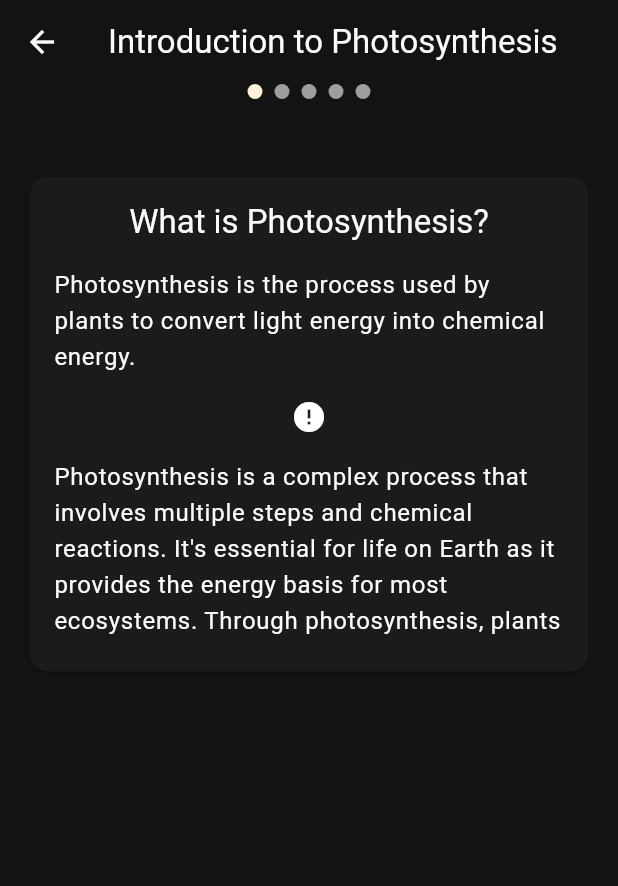
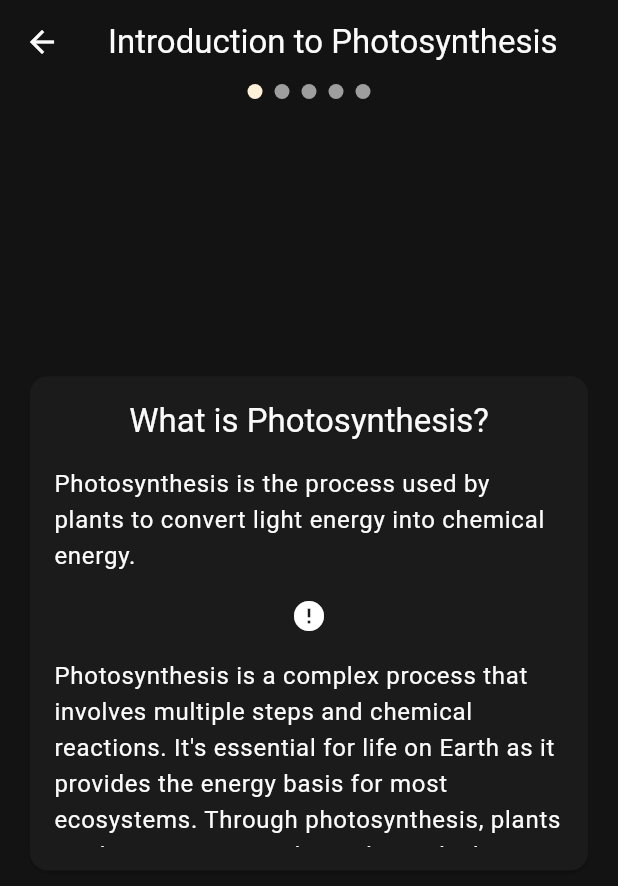
Before and after one commit to rfmussa/simpleclub_demo, a Flutter app: the screen it shows after launch, after a tap on "Introduction to Photosynthesis", on a phone screen of 412 x 824 dp. Shown: the top 886 px of the screen. Run offline on Flutter 3.47's test engine with Material 3 defaults, Android fonts, the phone set to English and light mode, and no system bars; drawn by our look-alikes of auto_size_text, expandable_page_view, smooth_page_indicator; our stand-ins replace auto_route, bloc, device_preview, flutter_bloc, flutter_form_builder, freezed_annotation and 4 more; generated files the repository leaves out were written again; network calls fail.

Commit message:
aligned responsive_page_view_widget.dart arrows and content

```diff
--- a/lib/lessons/view/lesson_detail_page.dart
+++ b/lib/lessons/view/lesson_detail_page.dart
@@ -86,6 +86,7 @@ class _LessonDetailViewState extends State<_LessonDetailView> {
                   ),
                 ),
               ),
+              const Spacer(),
               ResponsivePageViewWidget(
                 pageController: _pageController,
                 onPageChanged: context.read<LessonCubit>().onPageChanged,
@@ -96,6 +97,7 @@ class _LessonDetailViewState extends State<_LessonDetailView> {
                     TaskPageWidget(tasks: state.lesson.tasks!),
                 ],
               ),
+              const Spacer(),
             ],
           ),
         );
--- a/lib/lessons/widgets/lesson_content_card.dart
+++ b/lib/lessons/widgets/lesson_content_card.dart
@@ -1,6 +1,11 @@
 import 'package:auto_size_text/auto_size_text.dart';
 import 'package:flutter/material.dart';
 
+/*
+  This widget is used to display a card with a title and a list of widgets
+  It uses a Card widget to display the content and a SingleChildScrollView to allow scrolling
+  The title is displayed at the top of the card and the list of widgets is displayed below
+ */
 class LessonContentCard extends StatelessWidget {
   const LessonContentCard({
     required this.title,
@@ -31,14 +36,17 @@ class LessonContentCard extends StatelessWidget {
                 children: [
                   AutoSizeText(
                     title,
-                    maxLines: 1,
+                    maxLines: 2,
                     style: Theme.of(context).textTheme.titleLarge,
-                    minFontSize: 12,
                     maxFontSize: 32,
                     overflow: TextOverflow.ellipsis,
                   ),
-                  SizedBox(height: 16),
-                  ...contentWidgets,
+                  const SizedBox(height: 16),
+                  Column(
+                    children: [
+                      ...contentWidgets,
+                    ],
+                  ),
                 ],
               ),
             ),
```
